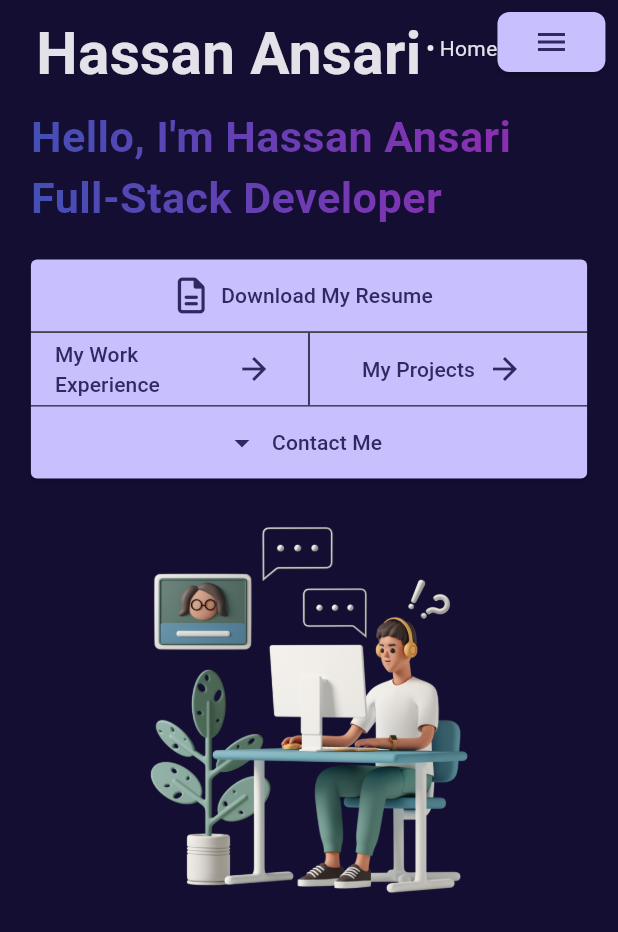
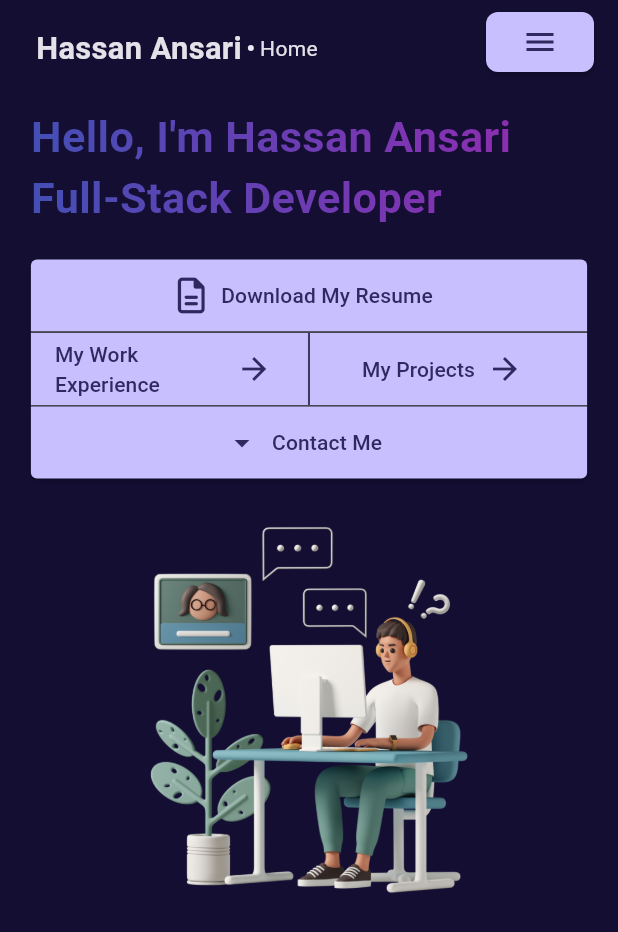
Before and after one commit to incrediblezayed/portfolio, a Flutter app: the screen it shows after launch, on a phone screen of 412 x 824 dp. Shown: the top 932 px of the screen. Run offline on Flutter 3.47's test engine with Material 2 defaults, Android fonts, the phone set to English and light mode, and no system bars; our stand-ins replace cached_network_image, dio, flutter_riverpod, font_awesome_flutter; missing offline and left inert: file_saver; Roboto replaces fonts that are missing (MPLUSRounded1c).

Commit message:
Text Size Updates

```diff
--- a/lib/src/widgets/header.dart
+++ b/lib/src/widgets/header.dart
@@ -256,14 +256,22 @@ class _HeaderWidgetState extends ConsumerState<HeaderWidget>
     final appTheme = ref.watch(themeProvider);
     final isLandscape =
         MediaQuery.of(context).orientation == Orientation.landscape;
+    final mediaQuery = MediaQuery.of(context);
+    final width = DeviceUtils.mediaQueryWidth(mediaQuery);
+
     return Padding(
       padding: const EdgeInsets.only(top: 8, left: 8),
       child: Row(
         children: [
-          const Text(
+          Text(
             'Hassan Ansari',
             style: TextStyle(
-              fontSize: 39,
+              fontSize: DeviceUtils.minMaxSizeWithMediaQuery(
+                mediaQuerySize: width,
+                minSize: 14,
+                multiplier: 0.05,
+                maxSize: 30,
+              ),
               fontWeight: FontWeight.bold,
             ),
           ),
```
Also changed, not shown: lib/src/ui/experience_widget.dart (+8 -8 lines), lib/src/ui/project_widget.dart (+11 -3 lines), 1 other file.
